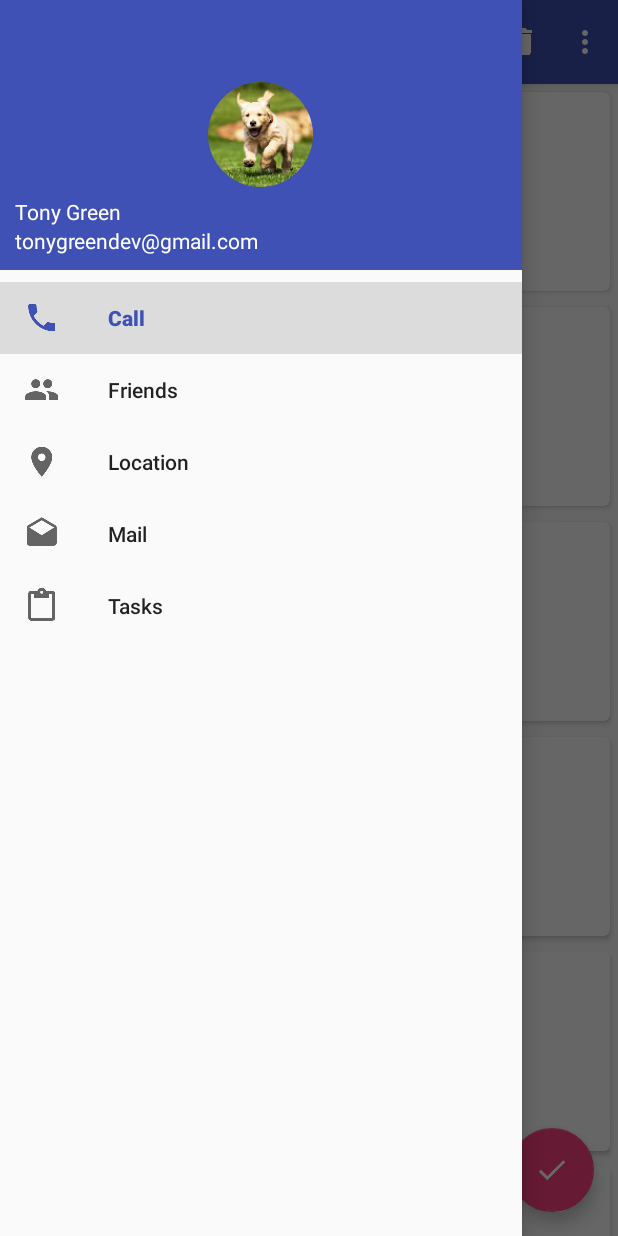
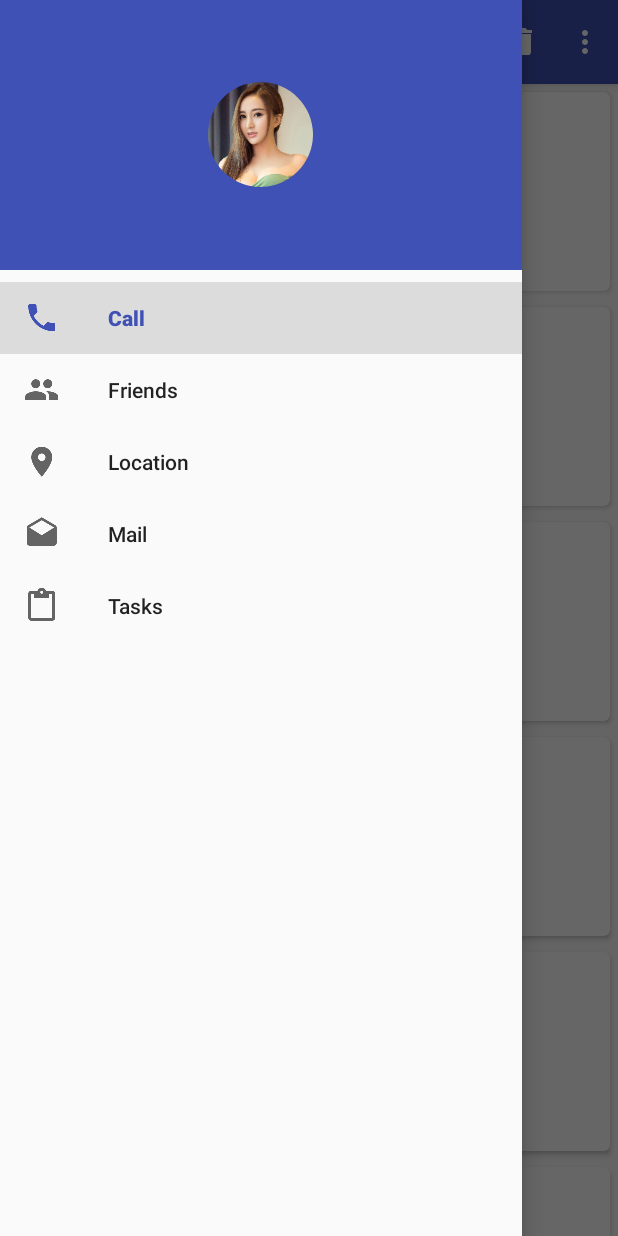
Before and after one commit to wutengfei/MaterialTest, an Android app: the screen it shows after launch (MainActivity), with the side drawer open, on a phone screen of 412 x 824 dp. Run offline under Robolectric (Android 15) with nearby library versions, the phone set to English and light mode, and no system bars; our stand-ins replace CircleImageView.

Commit message:
更改图片来源

```diff
--- a/app/src/main/AndroidManifest.xml
+++ b/app/src/main/AndroidManifest.xml
@@ -7,8 +7,8 @@
 
     <application
         android:allowBackup="true"
-        android:icon="@mipmap/ic_launcher"
-        android:label="@string/app_name"
+        android:icon="@drawable/beauty_icon"
+        android:label="Beauty"
         android:supportsRtl="true"
         android:theme="@style/AppTheme">
         <activity
--- a/app/src/main/java/com/example/materialtest/MainActivity.java
+++ b/app/src/main/java/com/example/materialtest/MainActivity.java
@@ -24,18 +24,28 @@ import java.util.Random;
 public class MainActivity extends AppCompatActivity {
 
     private DrawerLayout mDrawerLayout;
-private String urlRoot="https://raw.githubusercontent.com/wutengfei/Background/master";
+    private String urlRoot = "https://raw.githubusercontent.com/wutengfei/Background/master";
     private Fruits[] fruits = {
-            new Fruits("Apple", urlRoot+"/10.jpg"),
-            new Fruits("Banana",urlRoot+ "/11.jpg"),
-            new Fruits("Orange",urlRoot+"/12.jpg"),
-            new Fruits("Watermelon",urlRoot+ "/13.jpg"),
-            new Fruits("Pear",urlRoot+ "/14.jpg"),
-            new Fruits("Grape",urlRoot+ "/15.jpg"),
-            new Fruits("Pineapple",urlRoot+ "/16.jpg"),
-            new Fruits("Strawberry",urlRoot+ "/17.jpg"),
-            new Fruits("Cherry",urlRoot+ "/18.jpg"),
-            new Fruits("Mango",urlRoot+ "/19.jpg")};
+            new Fruits("1", urlRoot + "/1.jpg"),
+            new Fruits("2", urlRoot + "/2.jpg"),
+            new Fruits("3", urlRoot + "/3.jpg"),
+            new Fruits("4", urlRoot + "/4.jpg"),
+            new Fruits("5", urlRoot + "/5.jpg"),
+            new Fruits("6", urlRoot + "/6.jpg"),
+            new Fruits("7", urlRoot + "/7.jpg"),
+            new Fruits("8", urlRoot + "/8.jpg"),
+            new Fruits("9", urlRoot + "/9.jpg"),
+            new Fruits("10", urlRoot + "/10.jpg"),
+            new Fruits("11", urlRoot + "/11.jpg"),
+            new Fruits("12", urlRoot + "/12.jpg"),
+            new Fruits("13", urlRoot + "/13.jpg"),
+            new Fruits("14", urlRoot + "/14.jpg"),
+            new Fruits("15", urlRoot + "/15.jpg"),
+            new Fruits("16", urlRoot + "/16.jpg"),
+            new Fruits("17", urlRoot + "/17.jpg"),
+            new Fruits("18", urlRoot + "/18.jpg"),
+            new Fruits("19", urlRoot + "/19.jpg"),
+            new Fruits("20", urlRoot + "/20.jpg")};
 //    new Fruits("Apple", "http://www.xz7.com/up/2016-6/2016649319.png"),
 //            new Fruits("Banana","http://www.xz7.com/up/2016-6/2016649319.png"),
 //            new Fruits("Orange","http://www.xz7.com/up/2016-6/2016649319.png"),
@@ -47,7 +57,7 @@ private String urlRoot="https://raw.githubusercontent.com/wutengfei/Background/m
 //            new Fruits("Cherry","http://www.xz7.com/up/2016-6/2016649319.png"),
 //            new Fruits("Mango","http://www.xz7.com/up/2016-6/2016649319.png")};
 
-   // private List<Fruit> fruitList = new ArrayList<>();
+    // private List<Fruit> fruitList = new ArrayList<>();
     private List<Fruits> fruitList = new ArrayList<>();
 
     private FruitAdapter adapter;
@@ -76,29 +86,29 @@ private String urlRoot="https://raw.githubusercontent.com/wutengfei/Background/m
                 return true;
             }
         });
-        FloatingActionButton fab = (FloatingActionButton) findViewById(R.id.fab);
-        fab.setOnClickListener(new View.OnClickListener() {
-            @Override
-            public void onClick(View view) {
-                Snackbar.make(view, "Data deleted", Snackbar.LENGTH_SHORT)
-                        .setAction("Undo", new View.OnClickListener() {
-                            @Override
-                            public void onClick(View v) {
-                                Toast.makeText(MainActivity.this, "Data restored", Toast.LENGTH_SHORT).show();
-                            }
-                        })
-                        .show();
-            }
-        });
+       // FloatingActionButton fab = (FloatingActionButton) findViewById(R.id.fab);
+//        fab.setOnClickListener(new View.OnClickListener() {
+//            @Override
+//            public void onClick(View view) {
+//                Snackbar.make(view, "Data deleted", Snackbar.LENGTH_SHORT)
+//                        .setAction("Undo", new View.OnClickListener() {
+//                            @Override
+//                            public void onClick(View v) {
+//                                Toast.makeText(MainActivity.this, "Data restored", Toast.LENGTH_SHORT).show();
+//                            }
+//                        })
+//                        .show();
+//            }
+//        });
 
-        //下载图片
-      //  download();
+
+
         //初始化图片到布局中
         initFruits();
         RecyclerView recyclerView = (RecyclerView) findViewById(R.id.recycler_view);
         GridLayoutManager layoutManager = new GridLayoutManager(this, 2);
         recyclerView.setLayoutManager(layoutManager);
-      //  adapter = new FruitAdapter(fruitList);
+        //  adapter = new FruitAdapter(fruitList);
         adapter = new FruitAdapter(fruitList);
         recyclerView.setAdapter(adapter);
         swipeRefresh = (SwipeRefreshLayout) findViewById(R.id.swipe_refresh);
@@ -109,10 +119,6 @@ private String urlRoot="https://raw.githubusercontent.com/wutengfei/Background/m
                 refreshFruits();
             }
         });
-    }
-
-    private void download() {
-
     }
 
     private void refreshFruits() {
@@ -136,7 +142,7 @@ private String urlRoot="https://raw.githubusercontent.com/wutengfei/Background/m
         }).start();
     }
 
-//    private void initFruits() {
+    //    private void initFruits() {
 //        fruitList.clear();
 //        for (int i = 0; i < 50; i++) {
 //            Random random = new Random();
@@ -146,10 +152,10 @@ private String urlRoot="https://raw.githubusercontent.com/wutengfei/Background/m
 //    }
     private void initFruits() {
         fruitList.clear();
-        for (int i = 0; i < 50; i++) {
-            Random random = new Random();
-            int index = random.nextInt(fruits.length);
-            fruitList.add(fruits[index]);
+        for (int i = 0; i < 20; i++) {
+          //  Random random = new Random();
+          //  int index = random.nextInt(fruits.length);
+            fruitList.add(fruits[i]);
         }
     }
 
--- a/app/src/main/res/layout/activity_main.xml
+++ b/app/src/main/res/layout/activity_main.xml
@@ -36,13 +36,6 @@
                 android:layout_height="match_parent" />
         </android.support.v4.widget.SwipeRefreshLayout>
 
-        <android.support.design.widget.FloatingActionButton
-            android:id="@+id/fab"
-            android:layout_width="wrap_content"
-            android:layout_height="wrap_content"
-            android:layout_gravity="bottom|end"
-            android:layout_margin="16dp"
-            android:src="@drawable/ic_done" />
     </android.support.design.widget.CoordinatorLayout>
 
     <android.support.design.widget.NavigationView
--- a/app/src/main/res/layout/nav_header.xml
+++ b/app/src/main/res/layout/nav_header.xml
@@ -10,24 +10,10 @@
         android:layout_width="70dp"
         android:layout_height="70dp"
         android:layout_centerInParent="true"
-        android:src="@drawable/nav_icon" />
+        android:src="@drawable/beauty" />
 
-    <TextView
-        android:id="@+id/username"
-        android:layout_width="wrap_content"
-        android:layout_height="wrap_content"
-        android:layout_alignParentBottom="true"
-        android:text="tonygreendev@gmail.com"
-        android:textColor="#FFF"
-        android:textSize="14sp" />
 
-    <TextView
-        android:id="@+id/mail"
-        android:layout_width="wrap_content"
-        android:layout_height="wrap_content"
-        android:layout_above="@id/username"
-        android:text="Tony Green"
-        android:textColor="#FFF"
-        android:textSize="14sp" />
+
+
 
 </RelativeLayout>
--- a/app/src/main/res/values/strings.xml
+++ b/app/src/main/res/values/strings.xml
@@ -1,3 +1,3 @@
 <resources>
-    <string name="app_name">MaterialTest</string>
+    <string name="app_name">Beauty</string>
 </resources>
```
Also changed, not shown: app/src/main/res/drawable-xxhdpi/beauty.png (added), app/src/main/res/drawable-xxhdpi/beauty_icon.png (added).
